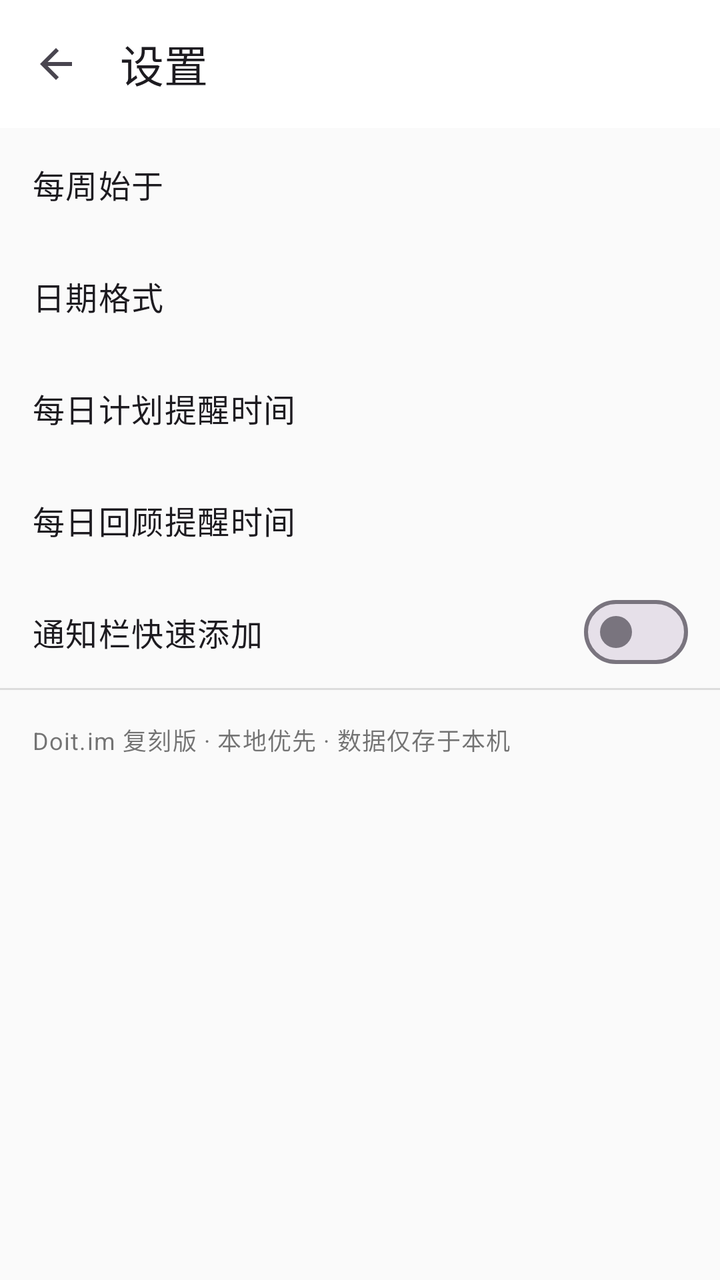
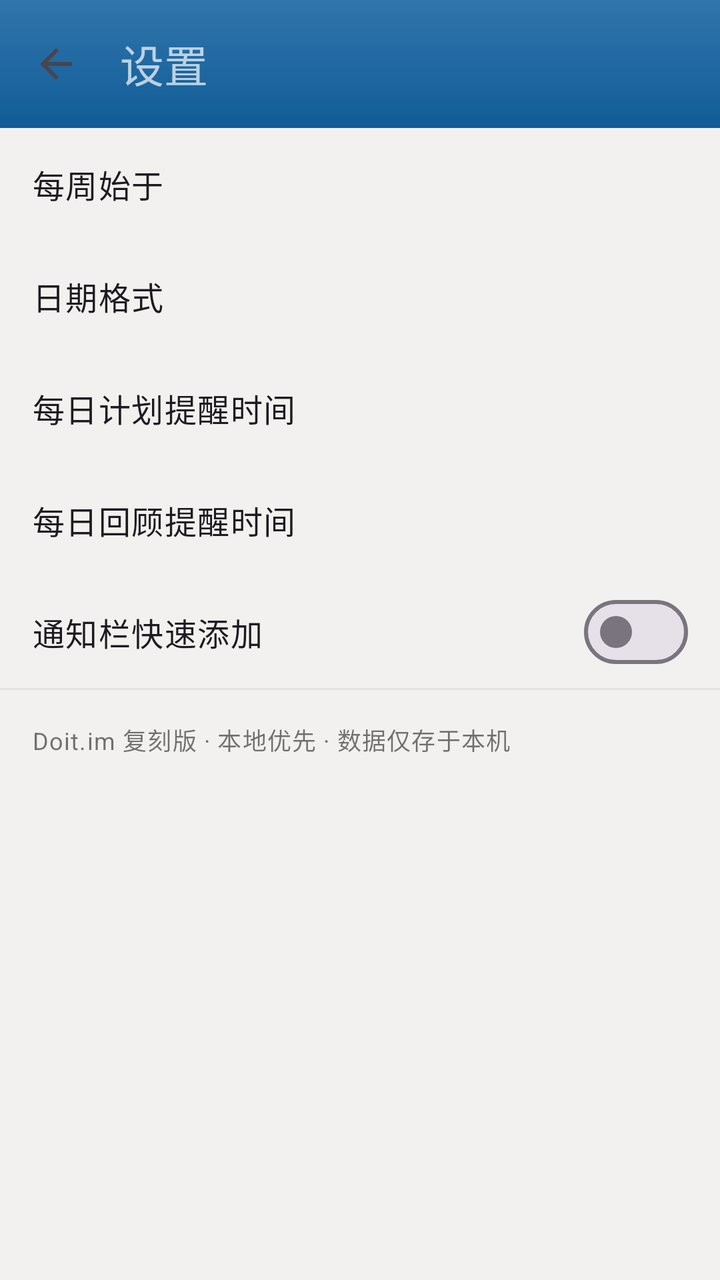

Before-and-after screenshots of an Android layout around one commit, followed by the original layout XML and the change that was made.
<!-- AndroidManifest.xml: application theme Theme.DoitClone -->
<!-- res/layout/activity_settings.xml -->
<ScrollView
    xmlns:android="http://schemas.android.com/apk/res/android"
    xmlns:app="http://schemas.android.com/apk/res-auto"
    android:layout_width="match_parent"
    android:layout_height="match_parent">

    <LinearLayout
        android:layout_width="match_parent"
        android:layout_height="wrap_content"
        android:orientation="vertical">

        <com.google.android.material.appbar.MaterialToolbar
            android:id="@+id/toolbar"
            android:layout_width="match_parent"
            android:layout_height="?attr/actionBarSize"
            android:background="@color/surface"
            app:navigationIcon="@drawable/ic_arrow_back"
            app:title="@string/settings" />

        <LinearLayout
            android:id="@+id/row_week_start"
            android:layout_width="match_parent"
            android:layout_height="56dp"
            android:gravity="center_vertical"
            android:orientation="horizontal"
            android:paddingStart="16dp"
            android:paddingEnd="16dp"
            android:background="?attr/selectableItemBackground">
            <TextView android:id="@+id/label_week_start" android:layout_width="0dp" android:layout_weight="1" android:layout_height="wrap_content" android:text="@string/settings_week_start" android:textAppearance="@style/TextAppearance.Material3.BodyLarge" />
            <TextView android:id="@+id/value_week_start" android:layout_width="wrap_content" android:layout_height="wrap_content" android:textColor="@color/text_secondary" android:textAppearance="@style/TextAppearance.Material3.BodyMedium" />
        </LinearLayout>

        <LinearLayout
            android:id="@+id/row_date_format"
            android:layout_width="match_parent"
            android:layout_height="56dp"
            android:gravity="center_vertical"
            android:orientation="horizontal"
            android:paddingStart="16dp"
            android:paddingEnd="16dp"
            android:background="?attr/selectableItemBackground">
            <TextView android:layout_width="0dp" android:layout_weight="1" android:layout_height="wrap_content" android:text="@string/settings_date_format" android:textAppearance="@style/TextAppearance.Material3.BodyLarge" />
            <TextView android:id="@+id/value_date_format" android:layout_width="wrap_content" android:layout_height="wrap_content" android:textColor="@color/text_secondary" android:textAppearance="@style/TextAppearance.Material3.BodyMedium" />
        </LinearLayout>

        <LinearLayout
            android:id="@+id/row_plan_time"
            android:layout_width="match_parent"
            android:layout_height="56dp"
            android:gravity="center_vertical"
            android:orientation="horizontal"
            android:paddingStart="16dp"
            android:paddingEnd="16dp"
            android:background="?attr/selectableItemBackground">
            <TextView android:layout_width="0dp" android:layout_weight="1" android:layout_height="wrap_content" android:text="@string/settings_daily_plan_time" android:textAppearance="@style/TextAppearance.Material3.BodyLarge" />
            <TextView android:id="@+id/value_plan_time" android:layout_width="wrap_content" android:layout_height="wrap_content" android:textColor="@color/text_secondary" android:textAppearance="@style/TextAppearance.Material3.BodyMedium" />
        </LinearLayout>

        <LinearLayout
            android:id="@+id/row_review_time"
            android:layout_width="match_parent"
            android:layout_height="56dp"
            android:gravity="center_vertical"
            android:orientation="horizontal"
            android:paddingStart="16dp"
            android:paddingEnd="16dp"
            android:background="?attr/selectableItemBackground">
            <TextView android:layout_width="0dp" android:layout_weight="1" android:layout_height="wrap_content" android:text="@string/settings_daily_review_time" android:textAppearance="@style/TextAppearance.Material3.BodyLarge" />
            <TextView android:id="@+id/value_review_time" android:layout_width="wrap_content" android:layout_height="wrap_content" android:textColor="@color/text_secondary" android:textAppearance="@style/TextAppearance.Material3.BodyMedium" />
        </LinearLayout>

        <LinearLayout
            android:id="@+id/row_quick_add"
            android:layout_width="match_parent"
            android:layout_height="56dp"
            android:gravity="center_vertical"
            android:orientation="horizontal"
            android:paddingStart="16dp"
            android:paddingEnd="16dp">
            <TextView android:layout_width="0dp" android:layout_weight="1" android:layout_height="wrap_content" android:text="@string/settings_quick_add" android:textAppearance="@style/TextAppearance.Material3.BodyLarge" />
            <com.google.android.material.materialswitch.MaterialSwitch
                android:id="@+id/switch_quick_add"
                android:layout_width="wrap_content"
                android:layout_height="wrap_content" />
        </LinearLayout>

        <View android:layout_width="match_parent" android:layout_height="1dp" android:background="@color/divider" />

        <TextView
            android:layout_width="match_parent"
            android:layout_height="wrap_content"
            android:padding="16dp"
            android:text="@string/settings_about_desc"
            android:textAppearance="@style/TextAppearance.Material3.BodySmall"
            android:textColor="@color/text_secondary" />
    </LinearLayout>
</ScrollView>
<!-- resources referenced by this layout -->
<resources>
  <color name="divider">#1F000000</color>
  <color name="surface">#FFFFFFFF</color>
  <color name="text_secondary">#8A000000</color>
  <!-- drawable ic_arrow_back (drawable) -->
  <vector xmlns:android="http://schemas.android.com/apk/res/android"
      android:width="24dp" android:height="24dp"
      android:viewportWidth="24" android:viewportHeight="24"
      android:tint="?attr/colorControlNormal">
      <path android:fillColor="@android:color/white" android:pathData="M20,11H7.83l5.59,-5.59L12,4l-8,8 8,8 1.41,-1.41L7.83,13H20v-2z" />
  </vector>
  <string name="settings">设置</string>
  <string name="settings_about_desc">Doit.im 复刻版 · 本地优先 · 数据仅存于本机</string>
  <string name="settings_daily_plan_time">每日计划提醒时间</string>
  <string name="settings_daily_review_time">每日回顾提醒时间</string>
  <string name="settings_date_format">日期格式</string>
  <string name="settings_quick_add">通知栏快速添加</string>
  <string name="settings_week_start">每周始于</string>
  <style name="Theme.DoitClone" parent="Theme.Material3.DayNight.NoActionBar">
          <item name="colorPrimary">@color/primary</item>
          <item name="colorOnPrimary">@color/on_primary</item>
          <item name="colorPrimaryContainer">@color/primary_container</item>
          <item name="android:colorBackground">@color/background</item>
          <item name="android:statusBarColor">@color/surface</item>
          <item name="android:windowLightStatusBar">true</item>
      </style>
  <color name="primary">#FF2196F3</color>
  <color name="on_primary">#FFFFFFFF</color>
  <color name="primary_container">#FFE3F2FD</color>
  <color name="background">#FFFAFAFA</color>
</resources>

<!-- the commit's change to res/layout/activity_settings.xml (unified diff, before → after) -->
@@ -13,9 +13,11 @@
             android:id="@+id/toolbar"
             android:layout_width="match_parent"
             android:layout_height="?attr/actionBarSize"
-            android:background="@color/surface"
+            android:background="@drawable/actionbar_bg"
             app:navigationIcon="@drawable/ic_arrow_back"
-            app:title="@string/settings" />
+            app:title="@string/settings" 
+        app:titleTextColor="@color/actionbar_title_text_color"
+        app:theme="@style/ToolbarMenuTheme" />
 
         <LinearLayout
             android:id="@+id/row_week_start"
<!-- resource entries referenced after the edit -->
@@ -1,8 +1,27 @@
 <!-- resources referenced by this layout -->
 <resources>
-  <color name="divider">#1F000000</color>
-  <color name="surface">#FFFFFFFF</color>
+  <color name="actionbar_title_text_color">#B2FFFFFF</color>
+  <color name="divider">#10000000</color>
   <color name="text_secondary">#8A000000</color>
+  <!-- drawable actionbar_bg (drawable) -->
+  <?xml version="1.0" encoding="utf-8"?>
+  <layer-list xmlns:android="http://schemas.android.com/apk/res/android">
+      <item>
+          <shape android:shape="rectangle">
+              <solid android:color="@color/actionbar_bg" />
+          </shape>
+      </item>
+      <item>
+          <shape android:shape="rectangle">
+              <gradient android:angle="270" android:startColor="@color/actionbar_bg_top" android:endColor="#00000000" />
+          </shape>
+      </item>
+      <item>
+          <shape android:shape="rectangle">
+              <gradient android:angle="90" android:startColor="@color/actionbar_bg_bottom" android:endColor="#00000000" />
+          </shape>
+      </item>
+  </layer-list>
   <!-- drawable ic_arrow_back (drawable) -->
   <vector xmlns:android="http://schemas.android.com/apk/res/android"
       android:width="24dp" android:height="24dp"
@@ -17,17 +36,20 @@
   <string name="settings_date_format">日期格式</string>
   <string name="settings_quick_add">通知栏快速添加</string>
   <string name="settings_week_start">每周始于</string>
+  <style name="ToolbarMenuTheme" parent="ThemeOverlay.Material3.Dark">
+          <item name="colorControlNormal">#FFFFFFFF</item>
+      </style>
   <style name="Theme.DoitClone" parent="Theme.Material3.DayNight.NoActionBar">
-          <item name="colorPrimary">@color/primary</item>
-          <item name="colorOnPrimary">@color/on_primary</item>
-          <item name="colorPrimaryContainer">@color/primary_container</item>
-          <item name="android:colorBackground">@color/background</item>
-          <item name="android:statusBarColor">@color/surface</item>
-          <item name="android:windowLightStatusBar">true</item>
+          <item name="colorPrimary">@color/actionbar_bg</item>
+          <item name="colorOnPrimary">#FFFFFFFF</item>
+          <item name="android:colorBackground">@color/home_content_bg</item>
+          <item name="android:statusBarColor">@color/actionbar_statusbar</item>
+          <item name="android:windowLightStatusBar">false</item>
       </style>
-  <color name="primary">#FF2196F3</color>
-  <color name="on_primary">#FFFFFFFF</color>
-  <color name="primary_container">#FFE3F2FD</color>
-  <color name="background">#FFFAFAFA</color>
+  <color name="actionbar_bg">#FF1262A1</color>
+  <color name="actionbar_bg_top">#20FFFFFF</color>
+  <color name="actionbar_bg_bottom">#10000000</color>
+  <color name="home_content_bg">#FFF2F1EF</color>
+  <color name="actionbar_statusbar">#FF0E4F84</color>
 </resources>
 
